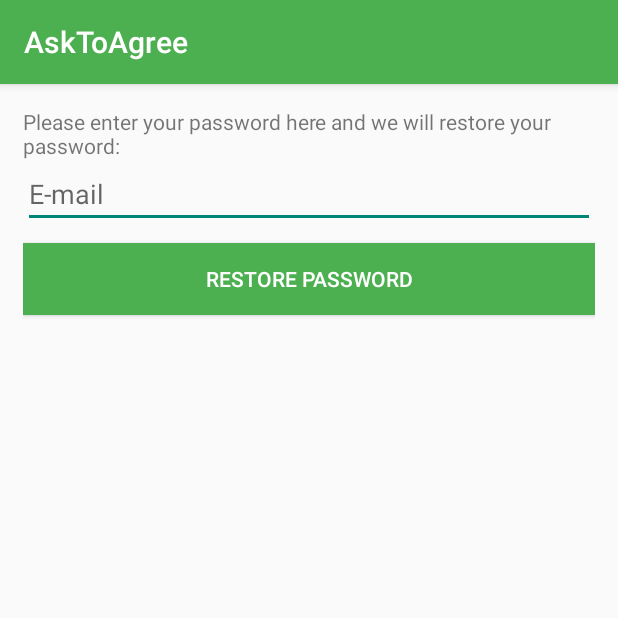
After one commit to PhilippSteiner/android-asktoagree, an Android app: the fragment ForgotPasswordFragment shown on its own in the app's theme, on a phone screen of 412 x 824 dp, the top half of it. The commit adds this screen. Run offline under Robolectric (Android 15) with nearby library versions, the phone set to English and light mode, and no system bars.

Commit message:
added ForgotPasswordFragment

```diff
--- /dev/null
+++ b/app/src/main/java/com/steiner_consult/fragments/ForgotPasswordFragment.java
@@ -0,0 +1,27 @@
+package com.steiner_consult.fragments;
+
+import android.os.Bundle;
+import android.support.annotation.Nullable;
+import android.support.v4.app.Fragment;
+import android.view.LayoutInflater;
+import android.view.View;
+import android.view.ViewGroup;
+
+import com.steiner_consult.asktoagree.R;
+
+/**
+ * Created by Philipp on 06.02.15.
+ */
+public class ForgotPasswordFragment extends Fragment {
+
+    public static ForgotPasswordFragment newInstance() {
+        return new ForgotPasswordFragment();
+    }
+
+    @Override
+    public View onCreateView(LayoutInflater inflater, @Nullable ViewGroup container, @Nullable Bundle savedInstanceState) {
+        View rootView = inflater.inflate(R.layout.fragment_layout_forgotpassword, container, false);
+
+        return rootView;
+    }
+}
--- a/app/src/main/java/com/steiner_consult/fragments/RegistrationFragment.java
+++ b/app/src/main/java/com/steiner_consult/fragments/RegistrationFragment.java
@@ -12,7 +12,7 @@ import android.widget.EditText;
 import com.steiner_consult.asktoagree.LoginActivity;
 
 import com.steiner_consult.asktoagree.R;
-import com.steiner_consult.models.RegisterRequest;
+import com.steiner_consult.models.requests.RegisterRequest;
 import com.steiner_consult.workers.UserRegisterWorker;
 
 /**
--- a/app/src/main/java/com/steiner_consult/models/RegisterRequest.java
+++ b/app/src/main/java/com/steiner_consult/models/requests/RegisterRequest.java
@@ -1,4 +1,4 @@
-package com.steiner_consult.models;
+package com.steiner_consult.models.requests;
 
 import com.steiner_consult.utilities.AppConfig;
 
--- a/app/src/main/java/com/steiner_consult/models/RegisterResponse.java
+++ b/app/src/main/java/com/steiner_consult/models/responses/BaseResponse.java
@@ -1,9 +1,9 @@
-package com.steiner_consult.models;
+package com.steiner_consult.models.responses;
 
 /**
- * Created by Philipp on 16.12.14.
+ * Created by Philipp on 05.02.15.
  */
-public class RegisterResponse {
+public class BaseResponse {
 
     private int id;
     private String status;
--- a/app/src/main/java/com/steiner_consult/utilities/AppConfig.java
+++ b/app/src/main/java/com/steiner_consult/utilities/AppConfig.java
@@ -7,7 +7,7 @@ public class AppConfig {
 
 
     /* App Settings */
-    public static final String CLIENT_SECRET = "341778420137";
+    public static final String CLIENT_TOKEN = "341778420137";
 
     // Google Plus
     public static final String SERVER_CLIENT_ID = "341778420137-qd3us9pvki35bpu6m3iuvs9v9fo10qe0.apps.googleusercontent.com";
--- a/app/src/main/res/layout/activity_login.xml
+++ b/app/src/main/res/layout/activity_login.xml
@@ -1,8 +1,7 @@
 <?xml version="1.0" encoding="utf-8"?>
 <RelativeLayout xmlns:android="http://schemas.android.com/apk/res/android"
     android:layout_width="match_parent"
-    android:layout_height="match_parent"
-    android:background="@color/background_green">
+    android:layout_height="match_parent">
 
     <FrameLayout
         android:id="@+id/content_frame"
--- /dev/null
+++ b/app/src/main/res/layout/fragment_layout_forgotpassword.xml
@@ -0,0 +1,33 @@
+<?xml version="1.0" encoding="utf-8"?>
+<RelativeLayout xmlns:android="http://schemas.android.com/apk/res/android"
+    android:layout_width="match_parent"
+    android:layout_height="match_parent">
+
+    <LinearLayout
+        android:layout_width="match_parent"
+        android:layout_height="match_parent"
+        android:layout_margin="@dimen/activity_margin"
+        android:orientation="vertical">
+
+        <TextView
+            android:layout_width="match_parent"
+            android:layout_height="wrap_content"
+            android:text="@string/forgotpassword_text" />
+
+        <EditText
+            android:id="@+id/forgotpassword_edittext_email"
+            android:layout_width="match_parent"
+            android:layout_height="wrap_content"
+            android:hint="@string/login_edittext_hint_email"
+            android:inputType="textEmailAddress" />
+
+        <Button
+            android:id="@+id/forgotpassword_button"
+            style="@style/Buttons"
+            android:layout_width="match_parent"
+            android:layout_height="wrap_content"
+            android:layout_marginTop="10dp"
+            android:text="@string/forgotpassword_button" />
+
+    </LinearLayout>
+</RelativeLayout>
--- a/app/src/main/res/layout/fragment_layout_register.xml
+++ b/app/src/main/res/layout/fragment_layout_register.xml
@@ -1,8 +1,7 @@
 <?xml version="1.0" encoding="utf-8"?>
 <RelativeLayout xmlns:android="http://schemas.android.com/apk/res/android"
     android:layout_width="match_parent"
-    android:layout_height="match_parent"
-    android:background="@color/background_green">
+    android:layout_height="match_parent">
 
 
     <LinearLayout
@@ -64,7 +63,7 @@
             android:layout_height="wrap_content"
             android:layout_marginTop="10dp"
             android:text="@string/register_button_createAccount"
-            android:background="@color/button_yellow"/>
+            style="@style/Buttons"/>
 
 
     </LinearLayout>
--- a/app/src/main/res/values/strings.xml
+++ b/app/src/main/res/values/strings.xml
@@ -25,15 +25,21 @@
     <string name="login_label_login">Login</string>
     <string name="login_label_email">E-Mail:</string>
     <string name="login_label_password">Password:</string>
+    <string name="login_button_login">Sign in</string>
+    <string name="login_link_forgotpassword">Forgot your password?</string>
 
     <string name="login_button_registerAccount">Sign up</string>
     <string name="register_button_createAccount">Create Account</string>
     <string name="register_label_register">Register</string>
+
     <string name="login_edittext_hint_email">E-mail</string>
     <string name="login_edittext_hint_firstname">Firstname</string>
     <string name="login_edittext_hint_lastname">Lastname</string>
     <string name="login_edittext_hint_password">Password</string>
     <string name="login_edittext_hint_username">Username</string>
+    <!--Forgot Password-->
+    <string name="forgotpassword_button">Restore Password</string>
+    <string name="forgotpassword_text">Please enter your password here and we will restore your password:</string>
 
     <!--MyPrayer-->
     <string name="myprayer_create_hint_title">Title</string>
--- a/app/src/main/res/values/styles.xml
+++ b/app/src/main/res/values/styles.xml
@@ -7,6 +7,10 @@
 
     <style name="TitleText">
         <item name="android:textSize">28sp</item>
+    </style>
+
+    <style name="Buttons">
+        <item name="android:background">@color/background_button</item>
         <item name="android:textColor">@android:color/white</item>
     </style>
 
```
Also changed, not shown: app/src/main/java/com/steiner_consult/fragments/LoginFragment.java (+43 -3 lines), app/src/main/java/com/steiner_consult/models/requests/LoginRequest.java (added, +35 -0 lines), app/src/main/java/com/steiner_consult/models/responses/LoginResponse.java (added, +7 -0 lines), app/src/main/java/com/steiner_consult/models/responses/RegisterResponse.java (added, +9 -0 lines), app/src/main/java/com/steiner_consult/workers/BaseWorker.java (+23 -3 lines), app/src/main/java/com/steiner_consult/workers/LoginWorker.java (added, +60 -0 lines), app/src/main/java/com/steiner_consult/workers/UserRegisterWorker.java (+6 -32 lines), app/src/main/res/layout/fragment_layout_login.xml (+31 -4 lines).
